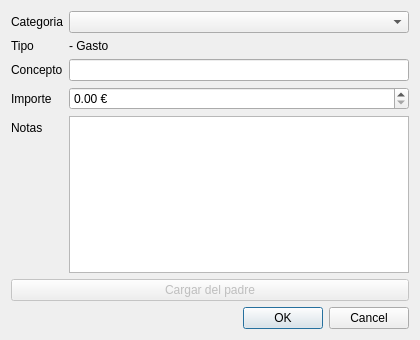
Before: the Qt Designer form src/ui/derivedrowdialog.ui in JulianAlejandro/BankingTransactionsManager, drawn with Qt 5.
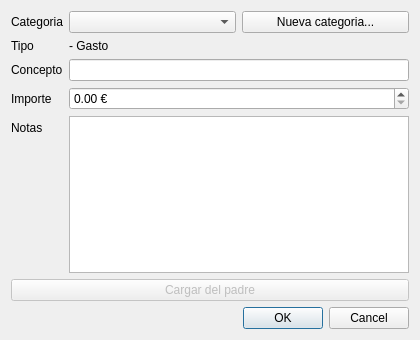
After: the same form once the commit is applied.

Diff of the .ui file:
```diff
--- a/src/ui/derivedrowdialog.ui
+++ b/src/ui/derivedrowdialog.ui
@@ -24,7 +24,21 @@
       </widget>
      </item>
      <item row="0" column="1">
+       <layout class="QHBoxLayout" name="categoryLayout">
+        <item>
       <widget class="QComboBox" name="comboCategory"/>
+        </item>
+        <item>
+         <widget class="QPushButton" name="btnNewCategory">
+          <property name="text">
+           <string>Nueva categoria...</string>
+          </property>
+          <property name="toolTip">
+           <string>Crea una subcategoria de la categoria seleccionada</string>
+          </property>
+         </widget>
+        </item>
+       </layout>
      </item>
      <item row="1" column="0">
       <widget class="QLabel" name="labelSign">
```
Lines whose indentation alone changed are shown as unchanged.
